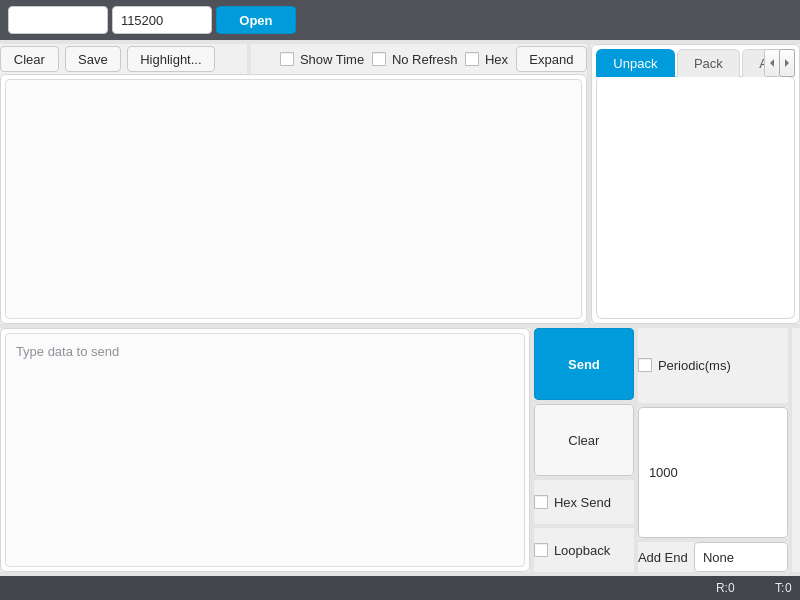
Above: app/serialpanel.ui from rts-component/rts-tools before the change. Below: the same form after it.
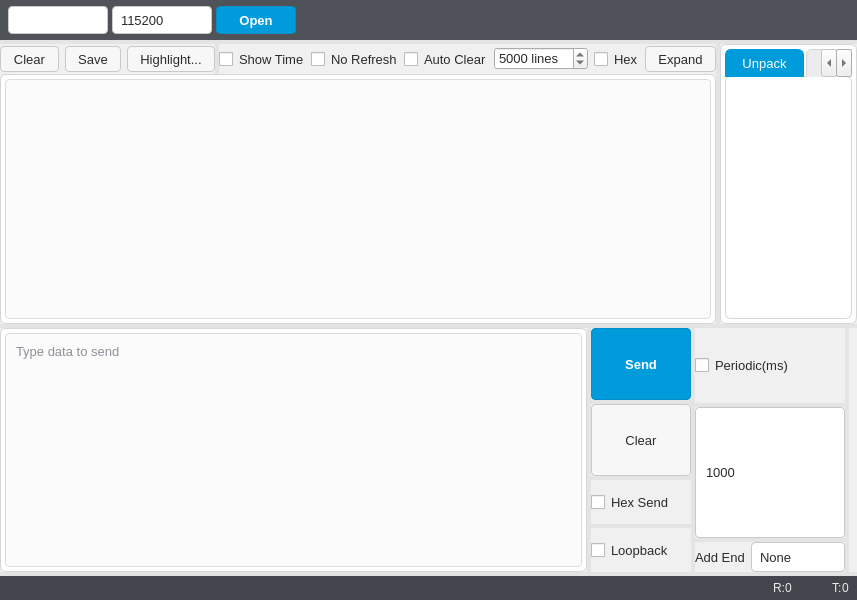
That is the form after the change. Icons and pictures are not drawn. Custom widgets are drawn as their Qt base class.

Commit message:
Add Auto Clear option to the receive log view
Clears the log display once it reaches a configurable number of lines
(100-20000, default 5000). The setting is persisted with the send panel
state; log files on disk are unaffected.

Patch:
```diff
--- a/app/serialpanel.ui
+++ b/app/serialpanel.ui
@@ -538,6 +538,35 @@
               </property>
              </widget>
             </item>
+            <item>
+             <widget class="QCheckBox" name="autoClearCheckBox">
+              <property name="toolTip">
+               <string>Clear the log display automatically once it holds this many lines</string>
+              </property>
+              <property name="text">
+               <string>Auto Clear</string>
+              </property>
+             </widget>
+            </item>
+            <item>
+             <widget class="QSpinBox" name="autoClearLinesSpinBox">
+              <property name="suffix">
+               <string> lines</string>
+              </property>
+              <property name="minimum">
+               <number>100</number>
+              </property>
+              <property name="maximum">
+               <number>20000</number>
+              </property>
+              <property name="singleStep">
+               <number>500</number>
+              </property>
+              <property name="value">
+               <number>5000</number>
+              </property>
+             </widget>
+            </item>
             <item>
              <widget class="QCheckBox" name="hexDisplayCheckBox">
               <property name="text">
```
The commit also changes 3 other files.
